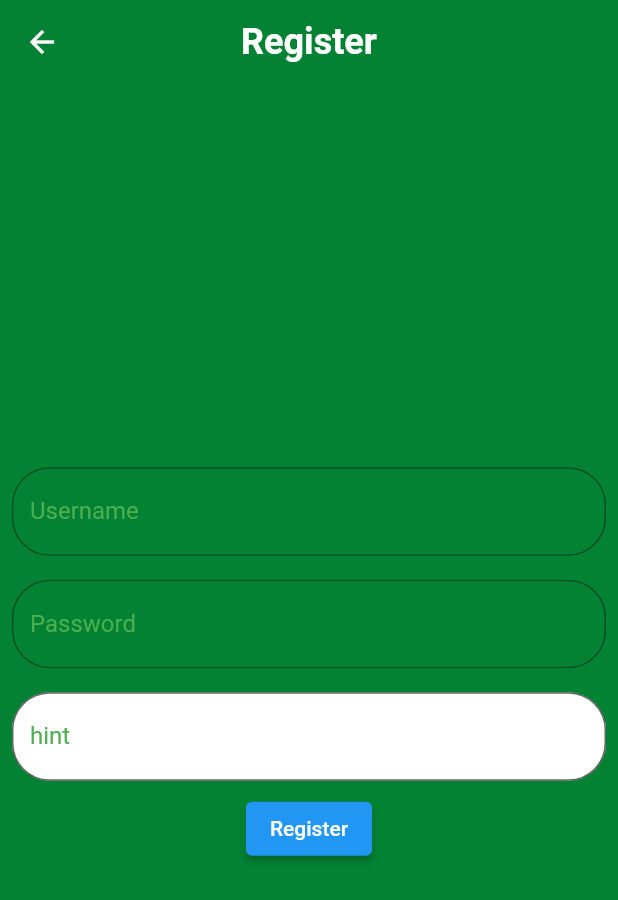
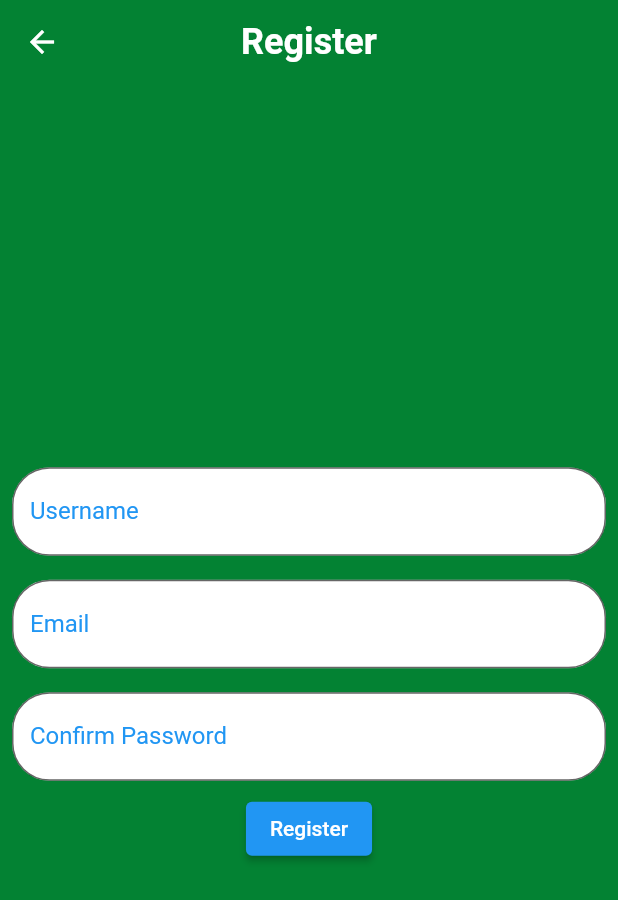
Before and after one commit to VictorDelamonica/NutriScan, a Flutter app: the screen it shows after launch, after a tap on "Register Now", on a phone screen of 412 x 824 dp. Shown: the top 900 px of the screen. Run offline on Flutter 3.47's test engine with Material 2 defaults, Android fonts, the phone set to English and light mode, and no system bars; our stand-ins replace camera.

Commit message:
Fix CustomTextField

```diff
--- a/lib/Utilities/textFileds.dart
+++ b/lib/Utilities/textFileds.dart
@@ -1,22 +1,25 @@
 import 'package:flutter/material.dart';
 
 class CustomTextFiled extends StatelessWidget {
-  var hint = "test";
-  var inputText;
+  final String hint;
+  final String inputText;
 
-  CustomTextFiled(this.hint, this.inputText, {Key? key}) : super(key: key);
+  const CustomTextFiled(this.hint, this.inputText, {Key? key}) : super(key: key);
 
   @override
   Widget build(BuildContext context) {
-    return const  TextField(
+    return TextField(
       decoration: InputDecoration(
         filled: true,
         fillColor: Colors.white,
-        border: OutlineInputBorder(borderSide: BorderSide(color: Colors.green), borderRadius: BorderRadius.all(Radius.circular(25))),
-        labelText: "hint",
-        labelStyle: TextStyle(
-          color: Colors.green,
+        border: const OutlineInputBorder(
+          borderRadius: BorderRadius.all(Radius.circular(25)),
         ),
-      ),);
+        labelText: hint,
+        labelStyle: const TextStyle(
+          color: Colors.blue,
+        ),
+      ),
+    );
   }
 }
--- a/lib/connection/register.dart
+++ b/lib/connection/register.dart
@@ -23,34 +23,14 @@
         children: [
           const Padding(
             padding: EdgeInsets.all(8.0),
-            child: TextField(
-              decoration: InputDecoration(
-                border: OutlineInputBorder(
-                    borderSide: BorderSide(color: Colors.green),
-                    borderRadius: BorderRadius.all(Radius.circular(25))),
-                labelText: 'Username',
-                labelStyle: TextStyle(
-                  color: Colors.green,
-                ),
-              ),
-            ),
+            child: CustomTextFiled("Username", "test"),
           ),
           const Padding(
             padding: EdgeInsets.all(8.0),
-            child: TextField(
-              decoration: InputDecoration(
-                border: OutlineInputBorder(
-                    borderSide: BorderSide(color: Colors.green),
-                    borderRadius: BorderRadius.all(Radius.circular(25))),
-                labelText: 'Password',
-                labelStyle: TextStyle(
-                  color: Colors.green,
-                ),
-              ),
-            ),
+            child: CustomTextFiled("Email", "test"),
           ),
-          Padding(
-            padding: const EdgeInsets.all(8.0),
+          const Padding(
+            padding: EdgeInsets.all(8.0),
             child: CustomTextFiled("Confirm Password", "test"),
           ),
           ElevatedButton(
--- a/lib/main.dart
+++ b/lib/main.dart
@@ -1,10 +1,13 @@
+import 'package:camera/camera.dart';
 import 'package:flutter/foundation.dart';
 import 'package:flutter/material.dart';
 
 import 'Utilities/buttons.dart';
+import 'camera/camera.dart';
 import 'connection/register.dart';
 
-void main() {
+Future<void> main() async {
+  WidgetsFlutterBinding.ensureInitialized();
   runApp(const MyApp());
 }
 
@@ -38,17 +41,20 @@
     return Scaffold(
       backgroundColor: const Color.fromARGB(255, 3, 130, 51),
       body: Center(
+        child: SingleChildScrollView(
           child: Column(
             mainAxisSize: MainAxisSize.max,
-          mainAxisAlignment: MainAxisAlignment.end,
             children: [
-            const Padding(
+              const Align(
+                alignment: Alignment.topCenter,
+                child: Padding(
                   padding: EdgeInsets.only(top: 28.0),
                   child: Image(
                     image: AssetImage("./assets/images/logo.png"),
                   ),
                 ),
-            const Spacer(),
+              ),
+              SizedBox(height: MediaQuery.of(context).size.height / 3 - 28.0 - kToolbarHeight - 8.0 * 4 - 10.0,),
               Padding(
                 padding: const EdgeInsets.all(8.0),
                 child: CustomButton("Register Now", () {
@@ -66,20 +72,28 @@
                   if (kDebugMode) {
                     print("Button 1 Pressed!");
                   }
-                }
+                }),
+              ),
+              TextButton(
+                onPressed: () async {
+                  await availableCameras().then((cameras) {
+                    Navigator.push(
+                      context,
+                      MaterialPageRoute(
+                        builder: (context) => CameraPage(
+                          cameras: cameras,
                         ),
                       ),
-            TextButton(
-              onPressed: () {},
+                    );
+                  });
+                },
                 child: const Text(
                   "Try without login",
                   style: TextStyle(color: Colors.white, fontSize: 10),
                 ),
               ),
-            const SizedBox(
-              height: 10,
+            ],
           ),
-          ],
         ),
       ),
     );
```
Also changed, not shown: lib/camera/camera.dart (added, +135 -0 lines), pubspec.yaml (+20 -0 lines), pubspec.lock, 33 other files. Lines whose indentation alone changed are shown as unchanged.
